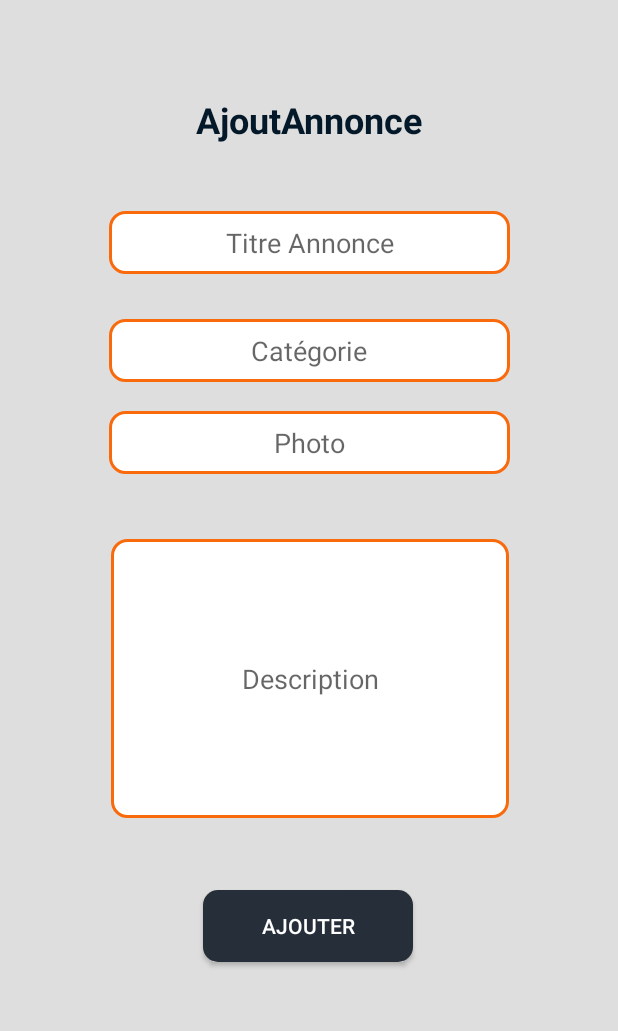
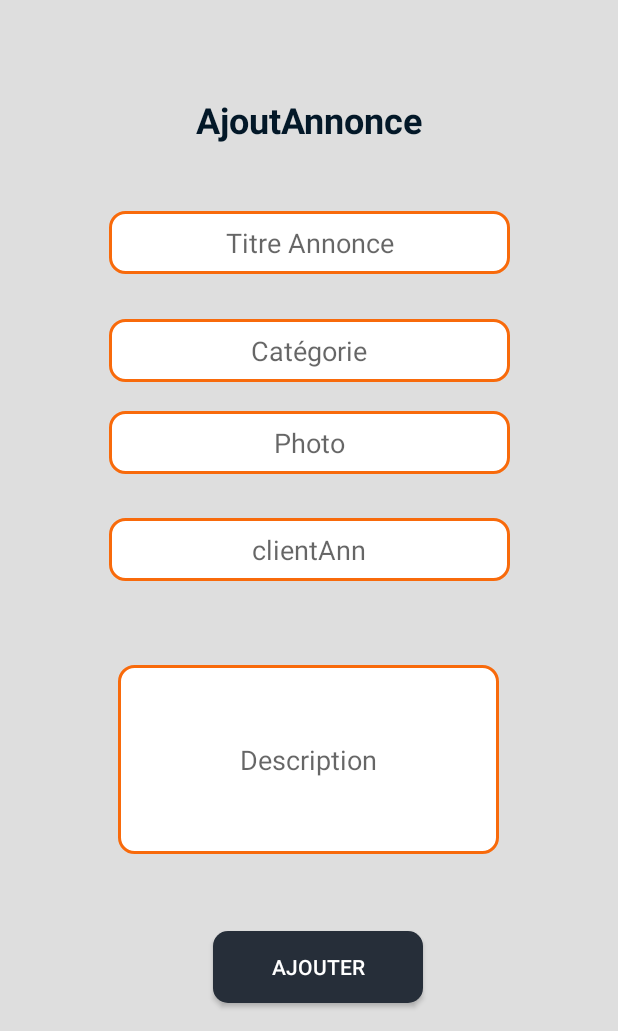
Before and after one commit to TarekBenYahia/TROCAAndoirdMiniProjet, an Android app: the AjoutAnnonce screen opened directly, with no data from a screen before it, on a phone screen of 412 x 824 dp, the part 205-1236 px from its top. Run offline under Robolectric (Android 15) with nearby library versions, the phone set to English and light mode, and no system bars; our stand-ins replace RxJava; network calls fail.

Commit message:
Ajout Annonce Safa 30/11/2020

```diff
--- a/app/src/main/java/com/example/troca/AjoutAnnonce.java
+++ b/app/src/main/java/com/example/troca/AjoutAnnonce.java
@@ -3,20 +3,50 @@ package com.example.troca;
 import androidx.appcompat.app.AppCompatActivity;
 
 import android.os.Bundle;
+import android.view.View;
 import android.view.Window;
 import android.view.WindowManager;
+import android.widget.Button;
+import android.widget.EditText;
+import android.widget.Toast;
+
+import com.example.troca.RetroFit.INodeJS;
+import com.example.troca.RetroFit.RetrofitClient;
+
+import java.util.Date;
+
+import io.reactivex.android.schedulers.AndroidSchedulers;
+import io.reactivex.disposables.CompositeDisposable;
+import io.reactivex.functions.Consumer;
+import io.reactivex.schedulers.Schedulers;
+import retrofit2.Retrofit;
+
+import static java.lang.Integer.parseInt;
 
 public class AjoutAnnonce extends AppCompatActivity {
 
+    INodeJS myApi5;
+    CompositeDisposable compositeDisposable = new CompositeDisposable();
+
+    Button buttonAjoutAnnonce;
+    EditText titreAnnonce,catAnnonce,photoAnnonce,descAnnonce,clientAnn;
+
+    @Override
+    protected void onStop() {
+        compositeDisposable.clear();
+        super.onStop();
+    }
+
+    @Override
+    protected void onDestroy() {
+        compositeDisposable.clear();
+        super.onDestroy();
+    }
+
     @Override
     protected void onCreate(Bundle savedInstanceState) {
-        //super.onCreate(savedInstanceState);
-      //  setContentView(R.layout.activity_ajout_annonce);
-        //nomClient=(TextView) findViewById(R.id.nomClient);
         super.onCreate(savedInstanceState);
-//        super.onCreate(savedInstanceState);
-        //setContentView(R.layout.activity_main);
-        //Remove title bar
+        // setContentView(R.layout.activity_2);
         this.requestWindowFeature(Window.FEATURE_NO_TITLE);
 
 //Remove notification bar
@@ -29,5 +59,58 @@ public class AjoutAnnonce extends AppCompatActivity {
 
         }
         catch (NullPointerException e){}
+        Retrofit retrofit = RetrofitClient.getInstance();
+        myApi5= retrofit.create(INodeJS.class);
+        //view
+        buttonAjoutAnnonce = (Button) findViewById(R.id.buttonAjoutAnnonce);
+        titreAnnonce = (EditText) findViewById(R.id.titreAnnonce);
+        catAnnonce = (EditText) findViewById(R.id.catAnnonce);
+        photoAnnonce = (EditText) findViewById(R.id.photoAnnonce);
+
+        descAnnonce = (EditText) findViewById(R.id.descAnnonce);
+        clientAnn = (EditText) findViewById(R.id.clientAnn);
+
+        //EVENT
+        buttonAjoutAnnonce.setOnClickListener((new View.OnClickListener() {
+            @Override
+            public void onClick(View view) {
+                int idc=parseInt(clientAnn.getText().toString(),10);
+                int cat = parseInt( catAnnonce.getText().toString(),10);
+
+                ajoutAnnonce(
+                        titreAnnonce.getText().toString(),
+                        descAnnonce.getText().toString(),
+                        photoAnnonce.getText().toString(),
+
+                        idc,
+                        cat
+                );
+            }
+        }));
     }
+
+    private void ajoutAnnonce(String titreAnnonce, String descriptionAnnonce, String photoAnnonce, int idClient, int idCategorie) {
+        compositeDisposable.add(myApi5.ajoutAnnonce(titreAnnonce,descriptionAnnonce,photoAnnonce,idClient,idCategorie)
+                .subscribeOn(Schedulers.io())
+                .observeOn(AndroidSchedulers.mainThread())
+                .subscribe(new Consumer<String>() {
+                    @Override
+                    public void accept(String s) throws Exception {
+                        if (s.contains("enregistré")){
+                            Toast.makeText(AjoutAnnonce.this, "Annonce ajoutée Avec Succès", Toast.LENGTH_SHORT).show();
+                            OpenLogin();
+
+                        }
+
+
+                    }
+                })
+
+        );
+    }
+
+    private void OpenLogin() {
+
+    }
+
 }
--- a/app/src/main/java/com/example/troca/RetroFit/INodeJS.java
+++ b/app/src/main/java/com/example/troca/RetroFit/INodeJS.java
@@ -5,6 +5,7 @@ import java.util.Date;
 import io.reactivex.Observable;
 import retrofit2.http.Field;
 import retrofit2.http.FormUrlEncoded;
+import retrofit2.http.GET;
 import retrofit2.http.POST;
 
 public interface INodeJS {
@@ -29,4 +30,20 @@ public interface INodeJS {
     @POST ("cl/ForgotPass")
     @FormUrlEncoded
     Observable<String> resetPass (@Field("email") String email);
+
+    @POST ("api/v1/annonce")
+    @FormUrlEncoded
+    Observable<String> ajoutAnnonce(@Field("titreAnnonce") String titreAnnonce,
+                                    @Field("descriptionAnnonce") String descriptionAnnonce,
+                                    @Field("photoAnnonce") String photoAnnonce,
+                                    @Field("idClient") int idClient,
+
+                                    @Field("idCategorie") int idCategorie);
+    /*
+    @GET("api/v1/annonce")
+    Call<List<Annonce>> getAnnonce();
+    */
+
+
+
 }
--- a/app/src/main/res/layout/activity_ajout_annonce.xml
+++ b/app/src/main/res/layout/activity_ajout_annonce.xml
@@ -56,8 +56,8 @@
 
     <EditText
         android:id="@+id/descAnnonce"
-        android:layout_width="265dp"
-        android:layout_height="186dp"
+        android:layout_width="254dp"
+        android:layout_height="126dp"
         android:background="@drawable/border"
         android:ems="10"
         android:gravity="center|center_horizontal"
@@ -67,10 +67,10 @@
         android:textColor="#57687c"
         app:layout_constraintBottom_toBottomOf="parent"
         app:layout_constraintEnd_toEndOf="parent"
-        app:layout_constraintHorizontal_bias="0.506"
+        app:layout_constraintHorizontal_bias="0.496"
         app:layout_constraintStart_toStartOf="parent"
         app:layout_constraintTop_toTopOf="parent"
-        app:layout_constraintVertical_bias="0.777"
+        app:layout_constraintVertical_bias="0.831"
         tools:ignore="MissingConstraints" />
 
     <EditText
@@ -91,6 +91,24 @@
         app:layout_constraintVertical_bias="0.525"
         tools:ignore="MissingConstraints" />
 
+    <EditText
+        android:id="@+id/clientAnn"
+        android:layout_width="267dp"
+        android:layout_height="42dp"
+        android:background="@drawable/border"
+        android:ems="10"
+        android:gravity="center|center_horizontal"
+        android:hint="clientAnn"
+        android:inputType="text"
+        android:textAlignment="gravity"
+        android:textColor="#57687c"
+        app:layout_constraintBottom_toBottomOf="parent"
+        app:layout_constraintEnd_toEndOf="parent"
+        app:layout_constraintStart_toStartOf="parent"
+        app:layout_constraintTop_toTopOf="parent"
+        app:layout_constraintVertical_bias="0.616"
+        tools:ignore="MissingConstraints" />
+
     <Button
         android:id="@+id/buttonAjoutAnnonce"
         android:layout_width="140dp"
@@ -100,10 +118,10 @@
         android:textColor="@color/white"
         app:layout_constraintBottom_toBottomOf="parent"
         app:layout_constraintEnd_toEndOf="parent"
-        app:layout_constraintHorizontal_bias="0.498"
+        app:layout_constraintHorizontal_bias="0.523"
         app:layout_constraintStart_toStartOf="parent"
         app:layout_constraintTop_toTopOf="parent"
-        app:layout_constraintVertical_bias="0.941" />
+        app:layout_constraintVertical_bias="0.976" />
 
     <TextView
         android:id="@+id/textView"
```
Also changed, not shown: app/src/main/java/com/example/troca/ChoixType.java (+15 -1 lines), app/src/main/java/com/example/troca/MainActivity.java (+16 -2 lines), app/src/main/java/com/example/troca/ProfilClient.java (+39 -0 lines), app/src/main/res/layout/activity_profil_client.xml (+49 -1 lines).
